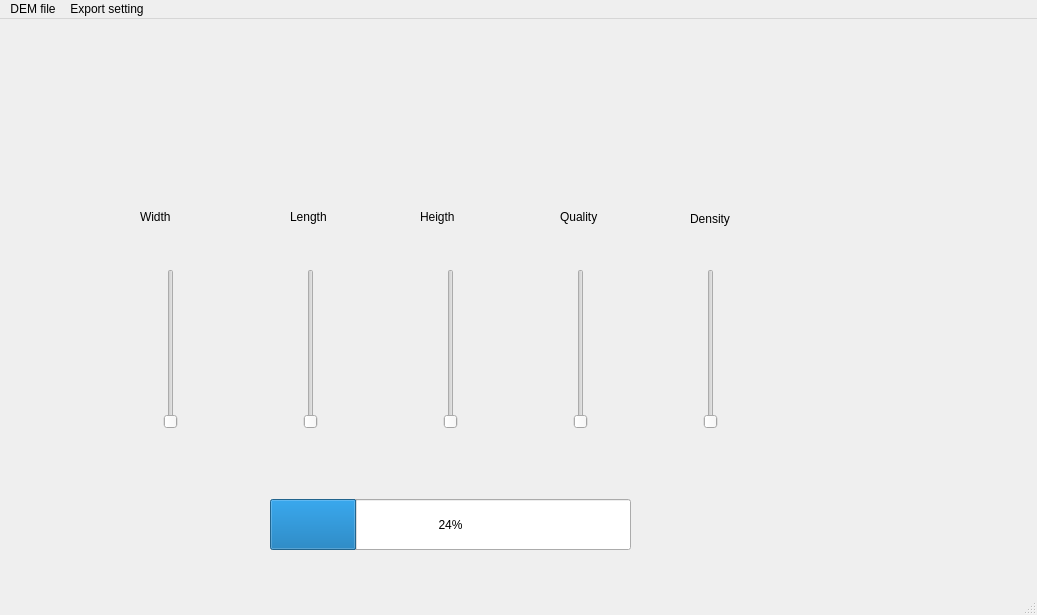
Qt form DEMtransform/form.ui (manolaz/map2mesh-gui) before a commit.
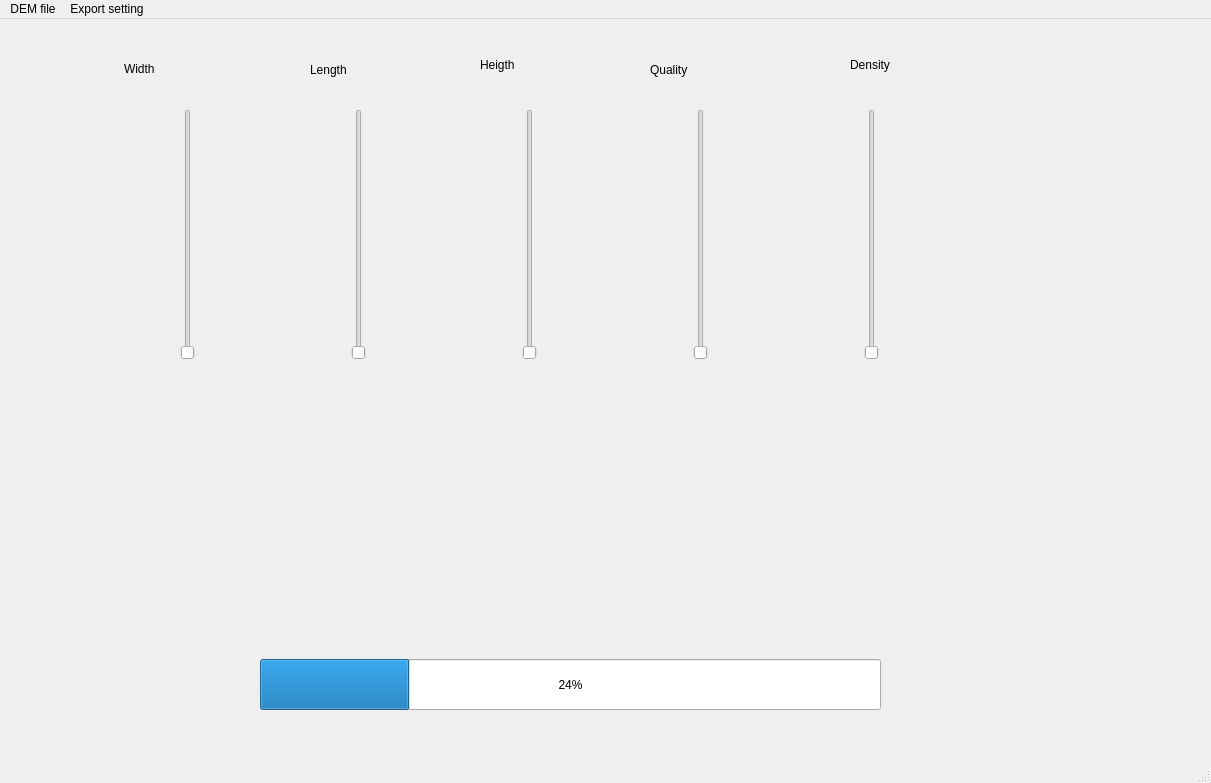
The same form after that commit.

Diff of the .ui file:
```diff
--- a/DEMtransform/form.ui
+++ b/DEMtransform/form.ui
@@ -6,8 +6,8 @@
    <rect>
     <x>0</x>
     <y>0</y>
-    <width>1037</width>
-    <height>615</height>
+    <width>1211</width>
+    <height>783</height>
    </rect>
   </property>
   <property name="windowTitle">
@@ -17,9 +17,9 @@
    <widget class="QProgressBar" name="progressBar">
     <property name="geometry">
      <rect>
-      <x>270</x>
-      <y>480</y>
-      <width>361</width>
+      <x>260</x>
+      <y>640</y>
+      <width>621</width>
       <height>51</height>
      </rect>
     </property>
@@ -27,78 +27,13 @@
      <number>24</number>
     </property>
    </widget>
-   <widget class="QSlider" name="verticalSlider">
-    <property name="geometry">
-     <rect>
-      <x>700</x>
-      <y>250</y>
-      <width>22</width>
-      <height>160</height>
-     </rect>
-    </property>
-    <property name="orientation">
-     <enum>Qt::Vertical</enum>
-    </property>
-   </widget>
-   <widget class="QSlider" name="verticalSlider_2">
-    <property name="geometry">
-     <rect>
-      <x>570</x>
-      <y>250</y>
-      <width>22</width>
-      <height>160</height>
-     </rect>
-    </property>
-    <property name="orientation">
-     <enum>Qt::Vertical</enum>
-    </property>
-   </widget>
-   <widget class="QSlider" name="verticalSlider_3">
-    <property name="geometry">
-     <rect>
-      <x>440</x>
-      <y>250</y>
-      <width>22</width>
-      <height>160</height>
-     </rect>
-    </property>
-    <property name="orientation">
-     <enum>Qt::Vertical</enum>
-    </property>
-   </widget>
-   <widget class="QSlider" name="verticalSlider_4">
-    <property name="geometry">
-     <rect>
-      <x>300</x>
-      <y>250</y>
-      <width>22</width>
-      <height>160</height>
-     </rect>
-    </property>
-    <property name="orientation">
-     <enum>Qt::Vertical</enum>
-    </property>
-   </widget>
-   <widget class="QSlider" name="verticalSlider_5">
-    <property name="geometry">
-     <rect>
-      <x>160</x>
-      <y>250</y>
-      <width>22</width>
-      <height>160</height>
-     </rect>
-    </property>
-    <property name="orientation">
-     <enum>Qt::Vertical</enum>
-    </property>
-   </widget>
    <widget class="QLabel" name="label">
     <property name="geometry">
      <rect>
-      <x>140</x>
-      <y>190</y>
-      <width>55</width>
-      <height>16</height>
+      <x>124</x>
+      <y>40</y>
+      <width>91</width>
+      <height>20</height>
      </rect>
     </property>
     <property name="text">
@@ -108,10 +43,10 @@
    <widget class="QLabel" name="label_2">
     <property name="geometry">
      <rect>
-      <x>290</x>
-      <y>190</y>
-      <width>55</width>
-      <height>16</height>
+      <x>310</x>
+      <y>40</y>
+      <width>101</width>
+      <height>21</height>
      </rect>
     </property>
     <property name="text">
@@ -121,10 +56,10 @@
    <widget class="QLabel" name="label_3">
     <property name="geometry">
      <rect>
-      <x>420</x>
-      <y>190</y>
-      <width>55</width>
-      <height>16</height>
+      <x>480</x>
+      <y>30</y>
+      <width>121</width>
+      <height>31</height>
      </rect>
     </property>
     <property name="text">
@@ -134,10 +69,10 @@
    <widget class="QLabel" name="label_4">
     <property name="geometry">
      <rect>
-      <x>560</x>
-      <y>190</y>
-      <width>55</width>
-      <height>16</height>
+      <x>650</x>
+      <y>30</y>
+      <width>131</width>
+      <height>41</height>
      </rect>
     </property>
     <property name="text">
@@ -147,24 +82,71 @@
    <widget class="QLabel" name="label_5">
     <property name="geometry">
      <rect>
-      <x>690</x>
-      <y>190</y>
-      <width>55</width>
-      <height>20</height>
+      <x>850</x>
+      <y>20</y>
+      <width>121</width>
+      <height>51</height>
      </rect>
     </property>
     <property name="text">
      <string>Density</string>
     </property>
    </widget>
+   <widget class="QWidget" name="horizontalLayoutWidget">
+    <property name="geometry">
+     <rect>
+      <x>30</x>
+      <y>90</y>
+      <width>1001</width>
+      <height>251</height>
+     </rect>
+    </property>
+    <layout class="QHBoxLayout" name="horizontalLayout">
+     <item>
+      <widget class="QSlider" name="verticalSlider_4">
+       <property name="orientation">
+        <enum>Qt::Vertical</enum>
+       </property>
+      </widget>
+     </item>
+     <item>
+      <widget class="QSlider" name="verticalSlider_5">
+       <property name="orientation">
+        <enum>Qt::Vertical</enum>
+       </property>
+      </widget>
+     </item>
+     <item>
+      <widget class="QSlider" name="verticalSlider_2">
+       <property name="orientation">
+        <enum>Qt::Vertical</enum>
+       </property>
+      </widget>
+     </item>
+     <item>
+      <widget class="QSlider" name="verticalSlider">
+       <property name="orientation">
+        <enum>Qt::Vertical</enum>
+       </property>
+      </widget>
+     </item>
+     <item>
+      <widget class="QSlider" name="verticalSlider_3">
+       <property name="orientation">
+        <enum>Qt::Vertical</enum>
+       </property>
+      </widget>
+     </item>
+    </layout>
+   </widget>
   </widget>
   <widget class="QMenuBar" name="menubar">
    <property name="geometry">
     <rect>
      <x>0</x>
      <y>0</y>
-     <width>1037</width>
-     <height>31</height>
+     <width>1211</width>
+     <height>39</height>
     </rect>
    </property>
    <widget class="QMenu" name="menuMAP2MESH">
```
